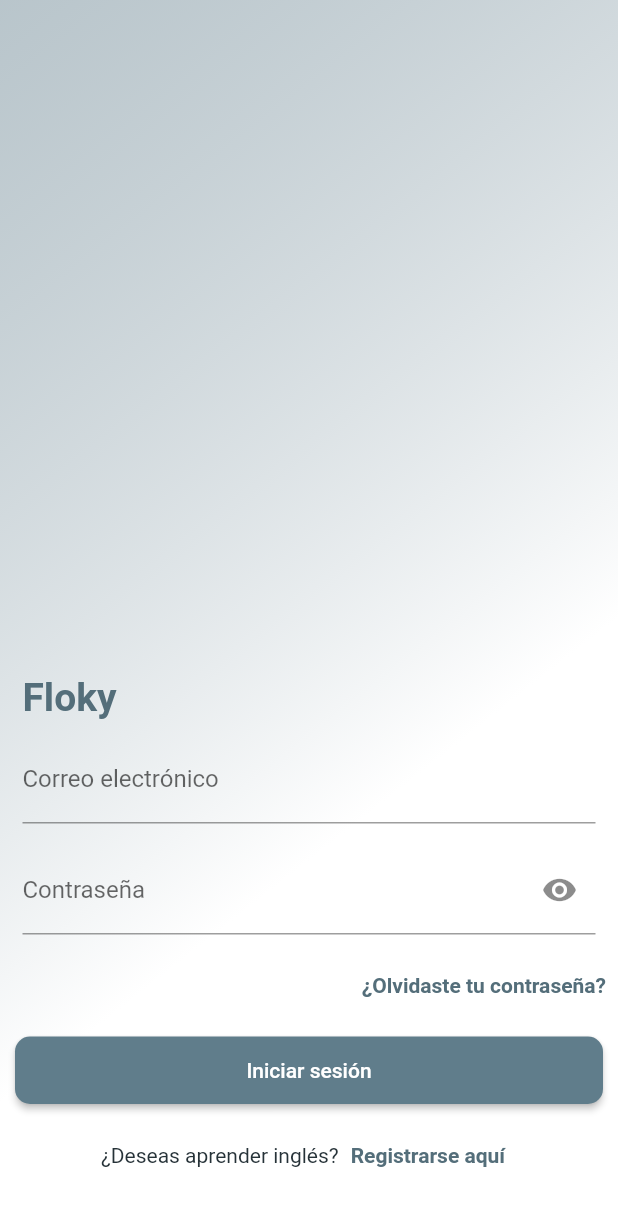
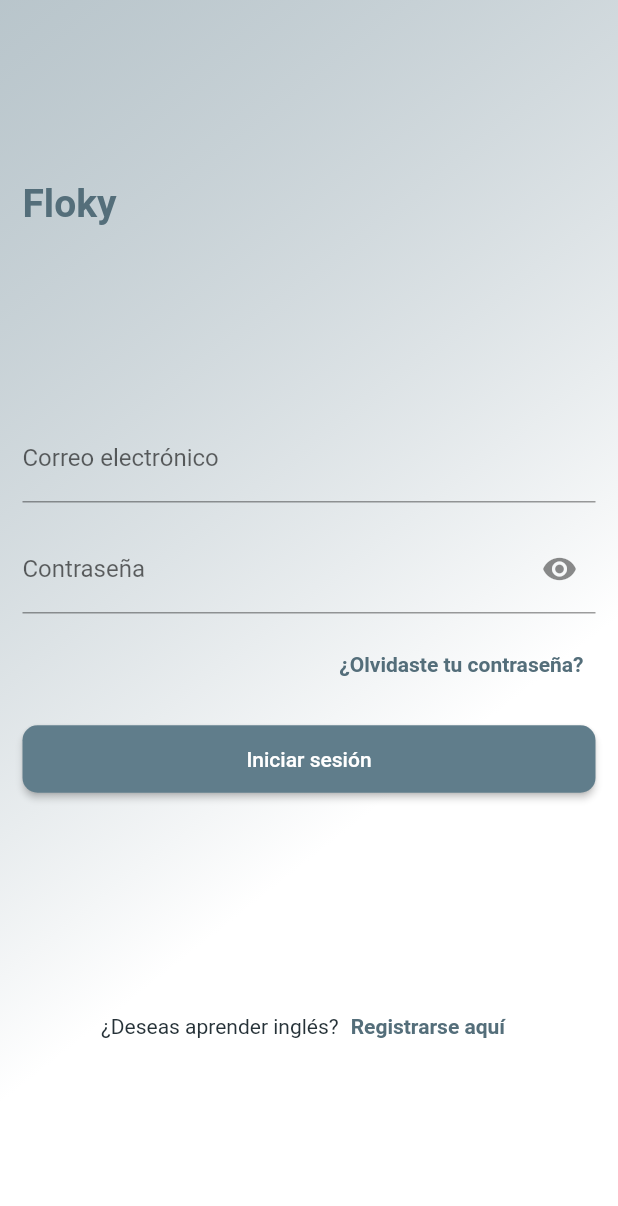
Before and after one commit to jcarloshg/Floky, a Flutter app: the screen it shows after launch, on a phone screen of 412 x 824 dp. Shown: the top 1206 px of the screen. Run offline on Flutter 3.47's test engine with Material 2 defaults, Android fonts, the phone set to English and light mode, and no system bars; our stand-ins replace bloc, flutter_bloc, get_it; missing offline and left inert: amplify_api, amplify_auth_cognito, amplify_flutter, safeprint.

Commit message:
MODIFY Scren login

```diff
--- a/lib/views/pages/authenticate/reset_pass/reset_pass.controll.dart
+++ b/lib/views/pages/authenticate/reset_pass/reset_pass.controll.dart
@@ -3,7 +3,7 @@ import 'package:flutter/material.dart';
 import 'package:flutter_bloc/flutter_bloc.dart';
 
 class EnterUsernameFormController {
-  final GlobalKey<FormState> formEnterUsername = GlobalKey<FormState>();
+  final GlobalKey<FormState> formEnterUsernameKey = GlobalKey<FormState>();
   final TextEditingController email = TextEditingController();
   EnterUsernameFormController();
 }
--- a/lib/views/pages/authenticate/reset_pass/screens/enter_username.screen.dart
+++ b/lib/views/pages/authenticate/reset_pass/screens/enter_username.screen.dart
@@ -14,6 +14,8 @@ class EnterUsername extends StatelessWidget {
 
     return Scaffold(
       body: SafeArea(
+        child: Form(
+          key: enterUsernameFormController.formEnterUsernameKey,
           child: Column(
             mainAxisAlignment: MainAxisAlignment.start,
             children: [
@@ -30,6 +32,7 @@ class EnterUsername extends StatelessWidget {
             ],
           ),
         ),
+      ),
     );
   }
 }
--- a/lib/views/pages/authenticate/singin/screens/login.screen.dart
+++ b/lib/views/pages/authenticate/singin/screens/login.screen.dart
@@ -15,12 +15,12 @@ class LoginScreen extends StatelessWidget {
         child: Container(
           decoration: _boxDecoration(context),
           child: Column(
-            mainAxisAlignment: MainAxisAlignment.end,
+            mainAxisAlignment: MainAxisAlignment.spaceEvenly,
             children: [
               Titles.title('Floky'),
               const FormLogin(),
               const RegisterButton(),
-              const SizedBox(height: 30)
+              // const SizedBox(height: 30)
             ],
           ),
         ),
--- a/lib/views/pages/authenticate/singin/widgets/register_button.dart
+++ b/lib/views/pages/authenticate/singin/widgets/register_button.dart
@@ -13,10 +13,11 @@ class RegisterButton extends StatelessWidget {
     return Row(
       mainAxisAlignment: MainAxisAlignment.center,
       children: [
-        Titles.text('¿Deseas aprender inglés?', withMargin: false),
-        ButtonText(
+        // Titles.text('¿Deseas aprender inglés?', withMargin: false),
+        ButtonTextAndText(
           function: () => loginController.goFormRegisterScreen(context),
-          label: 'Registrarse aquí',
+          label: '¿Deseas aprender inglés?',
+          labelButton: 'Registrarse aquí',
         ),
       ],
     );
--- a/lib/views/widgets/UI/Button/button.dart
+++ b/lib/views/widgets/UI/Button/button.dart
@@ -9,11 +9,13 @@ class Button extends StatelessWidget {
   @override
   Widget build(BuildContext context) {
     return Container(
-      margin: const EdgeInsets.symmetric(horizontal: 10, vertical: 10),
       width: double.infinity,
-      height: 45,
+      // decoration: BoxDecoration(border: Border.all()),
+      padding: const EdgeInsets.symmetric(vertical: 15),
+      margin: const EdgeInsets.symmetric(horizontal: 15),
       child: MaterialButton(
         // onPressed: (function == null) ? () {} : function!(),
+        height: 45,
         onPressed: function,
         shape: RoundedRectangleBorder(borderRadius: BorderRadius.circular(10)),
         color: Theme.of(context).primaryColor,
--- a/lib/views/widgets/UI/button_text/button_text.dart
+++ b/lib/views/widgets/UI/button_text/button_text.dart
@@ -2,21 +2,23 @@ import 'package:flutter/material.dart';
 
 class ButtonText extends StatelessWidget {
   const ButtonText({
-    Key? key,
+    super.key,
     this.label,
     this.function,
-  }) : super(key: key);
+  });
 
   final String? label;
   final VoidCallback? function;
 
   @override
   Widget build(BuildContext context) {
-    return TextButton(
+    return Container(
+      margin: const EdgeInsets.symmetric(horizontal: 15),
+      child: TextButton(
         onPressed: function,
         child: Center(
           child: Text(
-          label ?? '',
+            label ?? '[NotLabelButtonText]',
             style: TextStyle(
               color: Colors.blueGrey.shade600,
               fontSize: 14,
@@ -24,6 +26,7 @@ class ButtonText extends StatelessWidget {
             ),
           ),
         ),
+      ),
     );
   }
 }
--- /dev/null
+++ b/lib/views/widgets/UI/button_text_and_text/button_text_and_text.dart
@@ -0,0 +1,44 @@
+import 'package:floky/views/widgets/UI/Titles/titles.dart';
+import 'package:flutter/material.dart';
+
+class ButtonTextAndText extends StatelessWidget {
+  const ButtonTextAndText({
+    Key? key,
+    this.label,
+    this.function,
+    this.labelButton,
+  }) : super(key: key);
+
+  final String? label;
+  final String? labelButton;
+  final VoidCallback? function;
+
+  @override
+  Widget build(BuildContext context) {
+    return Container(
+      // decoration: BoxDecoration(border: Border.all()),
+      margin: const EdgeInsets.symmetric(horizontal: 15),
+      child: Row(
+        children: [
+          Titles.text(
+            label,
+            withMargin: false,
+          ),
+          TextButton(
+            onPressed: function,
+            child: Center(
+              child: Text(
+                labelButton ?? '',
+                style: TextStyle(
+                  color: Colors.blueGrey.shade600,
+                  fontSize: 14,
+                  fontWeight: FontWeight.w700,
+                ),
+              ),
+            ),
+          ),
+        ],
+      ),
+    );
+  }
+}
--- a/lib/views/widgets/UI/error_message/error_message.dart
+++ b/lib/views/widgets/UI/error_message/error_message.dart
@@ -11,7 +11,7 @@ class ErrorMessage extends StatelessWidget {
   @override
   Widget build(BuildContext context) {
     return Container(
-      margin: const EdgeInsets.symmetric(vertical: 10, horizontal: 15),
+      margin: const EdgeInsets.symmetric(horizontal: 15, vertical: 5),
       // decoration: BoxDecoration(border: Border.all()),
       child: Row(
         children: [
--- a/lib/views/widgets/widgets.index.dart
+++ b/lib/views/widgets/widgets.index.dart
@@ -18,8 +18,9 @@ export 'package:floky/views/widgets/Inputs/input_code_verification/input_code_ve
 // buttons
 //============================================================
 export 'package:floky/views/widgets/UI/button_secondary/button_secondary.dart';
+export 'package:floky/views/widgets/UI/button_text_and_text/button_text_and_text.dart';
+export 'package:floky/views/widgets/UI/Button/button.dart';
 export 'package:floky/views/widgets/UI/button_text/button_text.dart';
-export 'package:floky/views/widgets/UI/Button/button.dart';
 // button categories
 export 'package:floky/views/widgets/UI/Button_Categories/grid_buttons_categories.dart';
 
@@ -29,9 +30,10 @@ export 'package:floky/views/widgets/UI/Button_Categories/grid_buttons_categories
 export 'package:floky/views/widgets/UI/card_activitie/activity_card.dart';
 export 'package:floky/views/widgets/UI/card_recomendation/card_recomendation.dart';
 export 'package:floky/views/widgets/UI/description/description.dart';
+export 'package:floky/views/widgets/UI/divider_custom/divider_custom.dart';
 export 'package:floky/views/widgets/UI/error_message/error_message.dart';
+export 'package:floky/views/widgets/UI/Loadding/loadding.dart';
 export 'package:floky/views/widgets/UI/tag_category/tag_category.dart';
 export 'package:floky/views/widgets/UI/tag_level/tag_level.dart';
 export 'package:floky/views/widgets/UI/text_divider/text_divider.dart';
 export 'package:floky/views/widgets/UI/Titles/titles.dart';
-export 'package:floky/views/widgets/UI/Loadding/loadding.dart';
```
Also changed, not shown: lib/views/widgets/UI/divider_custom/divider_custom.dart (added, +16 -0 lines). Lines whose indentation alone changed are shown as unchanged.
